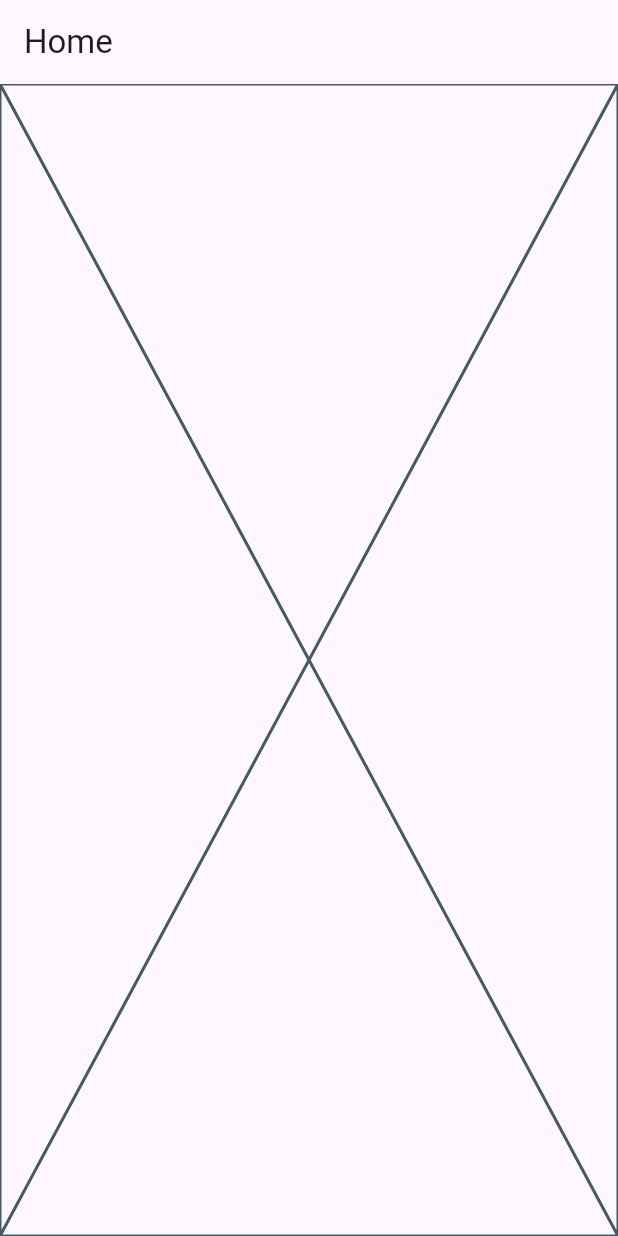
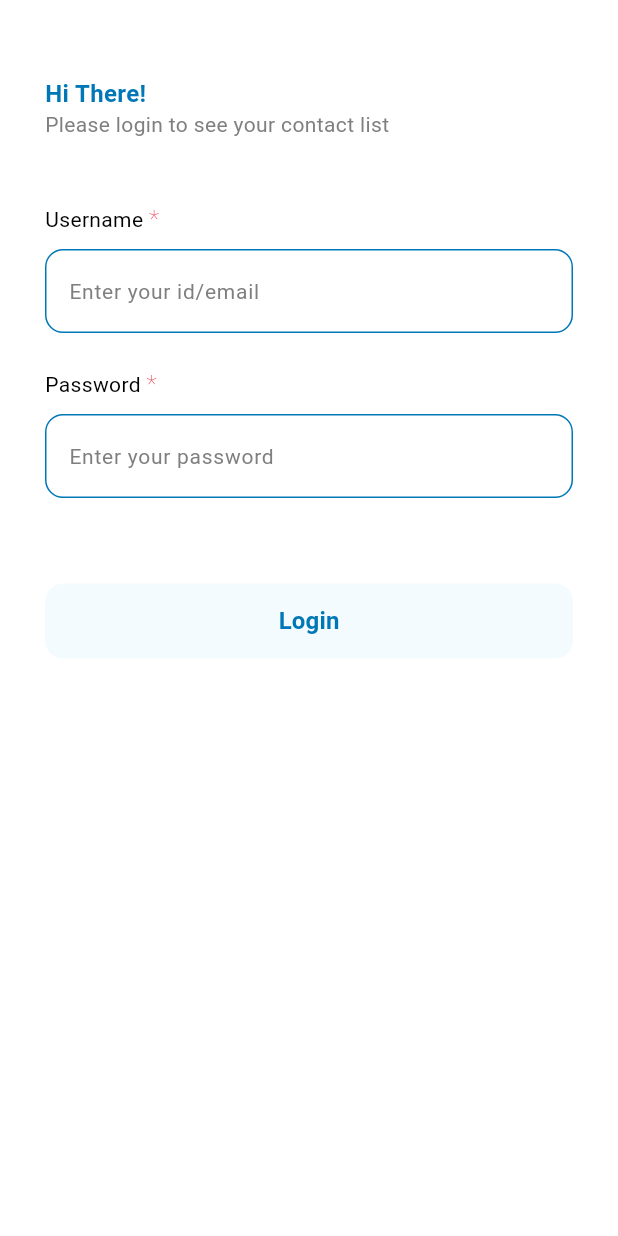
Before and after one commit to TabooSun/trinity_wizard, a Flutter app: the screen it shows after launch, on a phone screen of 412 x 824 dp. Run offline on Flutter 3.47's test engine with Material 3 defaults, Android fonts, the phone set to English and light mode, and no system bars; our stand-ins replace get, pubspec_parse, shared_preferences; missing offline and left inert: mason.

Commit message:
Complete login page

```diff
--- a/analysis_options.yaml
+++ b/analysis_options.yaml
@@ -22,6 +22,9 @@ linter:
   # producing the lint.
   rules:
     library_private_types_in_public_api: false
+    unawaited_futures: true
+    always_specify_types: true
+    prefer_final_fields: true
     # avoid_print: false  # Uncomment to disable the `avoid_print` rule
     # prefer_single_quotes: true  # Uncomment to enable the `prefer_single_quotes` rule
 
--- a/lib/main.dart
+++ b/lib/main.dart
@@ -2,23 +2,38 @@ import 'package:flutter/material.dart';
 import 'package:get/get.dart';
 import 'package:trinity_wizard/root_binding.dart';
 import 'package:trinity_wizard/routes/route_collections.dart';
+import 'package:trinity_wizard/services/storage/storage_key_name.dart';
+import 'package:trinity_wizard/services/storage/storage_service.dart';
+import 'package:trinity_wizard/theme/theme_config.dart';
 
-void main() {
-  runApp(const MyApp());
+Future<void> main() async {
+  WidgetsFlutterBinding.ensureInitialized();
+  await const AsyncRootBinding().dependencies();
+  final StorageService storageService = Get.find<StorageService>();
+  final String? loggedInUserId =
+      storageService.prefs.getString(StorageKeyName.loggedInUserId);
+  runApp(MyApp(
+    loggedInUserId: loggedInUserId,
+  ));
 }
 
 class MyApp extends StatelessWidget {
-  const MyApp({super.key});
+  const MyApp({
+    super.key,
+    this.loggedInUserId,
+  });
+
+  final String? loggedInUserId;
 
   // This widget is the root of your application.
   @override
   Widget build(BuildContext context) {
     return GetMaterialApp(
       title: 'Flutter Demo',
-      theme: ThemeData(),
-      darkTheme: ThemeData.dark(),
+      theme: ThemeConfig.light,
+      themeMode: ThemeMode.light,
       initialBinding: const RootBinding(),
-      initialRoute: RouteConstant.home,
+      initialRoute: loggedInUserId == null ? RouteName.login : RouteName.home,
       getPages: RouteCollections.routes,
     );
   }
--- a/lib/routes/route_collections.dart
+++ b/lib/routes/route_collections.dart
@@ -1,11 +1,14 @@
 import 'package:get/get.dart';
 import 'package:trinity_wizard/views/home/home_view.dart';
 import 'package:trinity_wizard/views/home/home_view_model.dart';
+import 'package:trinity_wizard/views/login/login_view.dart';
+import 'package:trinity_wizard/views/login/login_view_model.dart';
 
-class RouteConstant {
-  RouteConstant._();
+class RouteName {
+  RouteName._();
 
   static const String home = '/home';
+  static const String login = '/login';
 }
 
 class RouteCollections {
@@ -13,11 +16,20 @@ class RouteCollections {
 
   static final List<GetPage<dynamic>> routes = <GetPage<dynamic>>[
     GetPage<dynamic>(
-      name: RouteConstant.home,
+      name: RouteName.home,
       page: () => const HomeView(),
       binding: BindingsBuilder<HomeViewModel>(
         () => Get.lazyPut(() => HomeViewModel()),
       ),
+    ),
+    GetPage<dynamic>(
+      name: RouteName.login,
+      page: () => const LoginView(),
+      binding: BindingsBuilder<LoginViewModel>(() {
+        Get.lazyPut<LoginViewModel>(
+          () => LoginViewModel(),
+        );
+      }),
     ),
     /*GetPage<dynamic>(
       name: RouteConstant.searchArticle,
--- /dev/null
+++ b/lib/services/storage/dto/user_dto.dart
@@ -0,0 +1,39 @@
+class UserDto {
+  final String id;
+
+  final String firstName;
+
+  final String lastName;
+
+  final String? email;
+
+  final String? dob;
+
+  UserDto({
+    required this.id,
+    required this.firstName,
+    required this.lastName,
+    required this.email,
+    required this.dob,
+  });
+
+  factory UserDto.fromJson(Map<String, dynamic> json) {
+    return UserDto(
+      id: json['id'] as String,
+      firstName: json['firstName'] as String,
+      lastName: json['lastName'] as String,
+      email: json['email'] as String?,
+      dob: json['dob'] as String?,
+    );
+  }
+
+  Map<String, dynamic> toJson() {
+    return {
+      'id': id,
+      'firstName': firstName,
+      'lastName': lastName,
+      'email': email,
+      'dob': dob,
+    };
+  }
+}
--- /dev/null
+++ b/lib/services/storage/storage_key_name.dart
@@ -0,0 +1,5 @@
+class StorageKeyName {
+  const StorageKeyName._();
+
+  static const String loggedInUserId = 'loggedInUserId';
+}
--- /dev/null
+++ b/lib/services/storage/storage_service.dart
@@ -0,0 +1,11 @@
+import 'package:get/get.dart';
+import 'package:shared_preferences/shared_preferences.dart';
+
+class StorageService extends GetxService {
+  late final SharedPreferences prefs;
+
+  Future<void> init() async {
+    final SharedPreferences prefs = await SharedPreferences.getInstance();
+    this.prefs = prefs;
+  }
+}
--- /dev/null
+++ b/lib/services/user/user_service.dart
@@ -0,0 +1,24 @@
+import 'dart:convert';
+
+import 'package:flutter/services.dart';
+import 'package:get/get.dart';
+import 'package:trinity_wizard/services/storage/dto/user_dto.dart';
+
+class UserService extends GetxService {
+  late final List<UserDto> _users;
+
+  Future<void> init() async {
+    final String jsonString = await rootBundle.loadString('assets/data.json');
+    _users = (jsonDecode(jsonString) as List<dynamic>)
+        .map((dynamic e) => UserDto.fromJson(e as Map<String, dynamic>))
+        .toList();
+  }
+
+  UserDto? getUserByIdOrEmail({
+    required String credential,
+  }) {
+    return _users.firstWhereOrNull(
+      (UserDto user) => user.id == credential || user.email == credential,
+    );
+  }
+}
--- /dev/null
+++ b/lib/theme/app_colors.dart
@@ -0,0 +1,7 @@
+import 'package:flutter/material.dart';
+
+class AppColors {
+  static const Color primary = blue;
+  static const Color blue = Color(0xFF0077B6);
+  static const Color white = Colors.white;
+}
--- /dev/null
+++ b/lib/theme/theme_config.dart
@@ -0,0 +1,80 @@
+/*
+ *
+ * Copyright (C) 2024 taboosun
+ *
+ * Permission is hereby granted, free of charge, to any person obtaining a copy
+ * of this software and associated documentation files (the "Software"), to deal
+ * in the Software without restriction, including without limitation the rights
+ * to use, copy, modify, merge, publish, distribute, sublicense, and/or sell
+ * copies of the Software, and to permit persons to whom the Software is
+ * furnished to do so, subject to the following conditions:
+ *
+ * The above copyright notice and this permission notice shall be included in
+ * all copies or substantial portions of the Software.
+ *
+ * THE SOFTWARE IS PROVIDED "AS IS", WITHOUT WARRANTY OF ANY KIND, EXPRESS OR
+ * IMPLIED, INCLUDING BUT NOT LIMITED TO THE WARRANTIES OF MERCHANTABILITY,
+ * FITNESS FOR A PARTICULAR PURPOSE AND NONINFRINGEMENT. IN NO EVENT SHALL THE
+ * AUTHORS OR COPYRIGHT HOLDERS BE LIABLE FOR ANY CLAIM, DAMAGES OR OTHER
+ * LIABILITY, WHETHER IN AN ACTION OF CONTRACT, TORT OR OTHERWISE, ARISING FROM,
+ * OUT OF OR IN CONNECTION WITH THE SOFTWARE OR THE USE OR OTHER DEALINGS IN
+ * THE SOFTWARE.
+ * /
+ *
+ *
+ */
+
+import 'package:flutter/foundation.dart';
+import 'package:flutter/material.dart';
+import 'package:trinity_wizard/theme/app_colors.dart';
+
+class ThemeConfig {
+  ThemeConfig._();
+
+  static final ThemeData _light = _createLightTheme();
+
+  static ThemeData get light {
+    if (kDebugMode) {
+      return _createLightTheme();
+    }
+    return _light;
+  }
+
+  static ThemeData _createLightTheme() => ThemeData(
+        scaffoldBackgroundColor: Colors.white,
+        primaryColor: AppColors.primary,
+        appBarTheme: _appBarTheme.copyWith(
+          foregroundColor: Colors.black,
+          titleTextStyle: _appBarTheme.titleTextStyle!.copyWith(
+            color: Colors.black,
+          ),
+        ),
+      );
+
+  static final ThemeData _dark = _createDarkTheme();
+
+  static ThemeData get dark {
+    if (kDebugMode) {
+      return _createDarkTheme();
+    }
+    return _dark;
+  }
+
+  static ThemeData _createDarkTheme() => ThemeData.dark().copyWith(
+        primaryColor: AppColors.primary,
+        appBarTheme: _appBarTheme.copyWith(
+          iconTheme: const IconThemeData(
+            color: AppColors.white,
+          ),
+        ),
+      );
+
+  static const AppBarTheme _appBarTheme = AppBarTheme(
+    backgroundColor: Colors.transparent,
+    elevation: 0.0,
+    titleTextStyle: TextStyle(
+      fontWeight: FontWeight.w700,
+      fontSize: 18,
+    ),
+  );
+}
--- /dev/null
+++ b/lib/views/login/login_view.dart
@@ -0,0 +1,217 @@
+import 'package:flutter/material.dart';
+import 'package:get/get.dart';
+import 'package:trinity_wizard/theme/app_colors.dart';
+import 'package:trinity_wizard/views/login/login_view_model.dart';
+
+class LoginView extends StatefulWidget {
+  const LoginView({
+    super.key,
+  });
+
+  @override
+  _LoginViewState createState() => _LoginViewState();
+}
+
+class _LoginViewState extends State<LoginView> {
+  final LoginViewModel vm = Get.find<LoginViewModel>();
+
+  @override
+  Widget build(BuildContext context) {
+    return const Scaffold(
+      body: Column(
+        crossAxisAlignment: CrossAxisAlignment.start,
+        children: [
+          SizedBox(
+            height: 53,
+          ),
+          Padding(
+            padding: EdgeInsets.symmetric(horizontal: 30.0),
+            child: Text.rich(
+              TextSpan(
+                text: 'Hi There!\n',
+                children: [
+                  TextSpan(
+                    text: 'Please login to see your contact list',
+                    style: TextStyle(
+                      fontSize: 14,
+                      fontWeight: FontWeight.w400,
+                      color: Color(0xff7f7f7f),
+                      height: 20 / 14,
+                    ),
+                  ),
+                ],
+              ),
+              style: TextStyle(
+                fontSize: 16,
+                fontWeight: FontWeight.w600,
+                height: 20 / 16,
+                color: AppColors.primary,
+              ),
+            ),
+          ),
+          SizedBox(
+            height: 41,
+          ),
+          _Form(),
+        ],
+      ),
+    );
+  }
+}
+
+class _Form extends StatefulWidget {
+  const _Form({
+    // ignore: unused_element
+    super.key,
+  });
+
+  @override
+  State<_Form> createState() => _FormState();
+}
+
+class _FormState extends State<_Form> {
+  final LoginViewModel vm = Get.find<LoginViewModel>();
+
+  final TextEditingController _credentialController = TextEditingController();
+  final TextEditingController _passwordController = TextEditingController();
+
+  @override
+  void dispose() {
+    _credentialController.dispose();
+    _passwordController.dispose();
+    super.dispose();
+  }
+
+  @override
+  Widget build(BuildContext context) {
+    final OutlineInputBorder outlineInputBorder = OutlineInputBorder(
+      borderRadius: BorderRadius.circular(12),
+      borderSide: const BorderSide(
+        color: AppColors.primary,
+      ),
+    );
+    return Padding(
+      padding: const EdgeInsets.symmetric(
+        horizontal: 30,
+      ),
+      child: Column(
+        crossAxisAlignment: CrossAxisAlignment.start,
+        children: [
+          const Text.rich(
+            TextSpan(
+              children: [
+                TextSpan(
+                  text: 'Username ',
+                  style: TextStyle(
+                    fontSize: 14,
+                    fontWeight: FontWeight.w400,
+                    color: Colors.black,
+                    height: 21 / 14,
+                  ),
+                ),
+                TextSpan(
+                  text: '* ',
+                  style: TextStyle(
+                    fontSize: 16,
+                    fontWeight: FontWeight.w200,
+                    color: Color(0xffED1C2E),
+                  ),
+                ),
+              ],
+            ),
+          ),
+          const SizedBox(
+            height: 9,
+          ),
+          TextField(
+            controller: _credentialController,
+            decoration: InputDecoration(
+              hintText: 'Enter your id/email',
+              hintStyle: const TextStyle(
+                fontSize: 14,
+                fontWeight: FontWeight.w400,
+                color: Color(0xff7f7f7f),
+              ),
+              border: outlineInputBorder,
+              enabledBorder: outlineInputBorder,
+              focusedBorder: outlineInputBorder,
+            ),
+          ),
+          const SizedBox(
+            height: 22,
+          ),
+          const Text.rich(
+            TextSpan(
+              children: [
+                TextSpan(
+                  text: 'Password ',
+                  style: TextStyle(
+                    fontSize: 14,
+                    fontWeight: FontWeight.w400,
+                    color: Colors.black,
+                    height: 21 / 14,
+                  ),
+                ),
+                TextSpan(
+                  text: '* ',
+                  style: TextStyle(
+                    fontSize: 16,
+                    fontWeight: FontWeight.w200,
+                    color: Color(0xffED1C2E),
+                  ),
+                ),
+              ],
+            ),
+          ),
+          const SizedBox(
+            height: 9,
+          ),
+          TextField(
+            controller: _passwordController,
+            obscureText: true,
+            decoration: InputDecoration(
+              hintText: 'Enter your password',
+              hintStyle: const TextStyle(
+                fontSize: 14,
+                fontWeight: FontWeight.w400,
+                color: Color(0xff7f7f7f),
+              ),
+              border: outlineInputBorder,
+              enabledBorder: outlineInputBorder,
+              focusedBorder: outlineInputBorder,
+            ),
+          ),
+          const SizedBox(
+            height: 57,
+          ),
+          SizedBox(
+            width: double.infinity,
+            height: 50,
+            child: TextButton(
+              onPressed: () {
+                vm.login(
+                  credential: _credentialController.text,
+                  password: _passwordController.text,
+                );
+              },
+              style: TextButton.styleFrom(
+                shape: RoundedRectangleBorder(
+                  borderRadius: BorderRadius.circular(12),
+                ),
+                backgroundColor: const Color(0x1A96D3F2),
+                foregroundColor: AppColors.primary,
+              ),
+              child: const Text(
+                'Login',
+                style: TextStyle(
+                  fontSize: 16,
+                  fontWeight: FontWeight.w600,
+                ),
+              ),
+            ),
+          ),
+        ],
+      ),
+    );
+  }
+}
--- a/pubspec.yaml
+++ b/pubspec.yaml
@@ -36,6 +36,7 @@ dependencies:
   # Use with the CupertinoIcons class for iOS style icons.
   cupertino_icons: ^1.0.6
   get: ^4.6.6
+  shared_preferences: ^2.2.3
 
 dev_dependencies:
   flutter_test:
@@ -60,8 +61,8 @@ flutter:
   uses-material-design: true
 
   # To add assets to your application, add an assets section, like this:
-  # assets:
-  #   - images/a_dot_burr.jpeg
+  assets:
+    - assets/
   #   - images/a_dot_ham.jpeg
 
   # An image asset can refer to one or more resolution-specific "variants", see
```
Also changed, not shown: assets/data.json (added, +136 -0 lines), lib/root_binding.dart (+24 -0 lines), lib/views/login/login_view_model.dart (added, +50 -0 lines), pubspec.lock, 7 other files.
